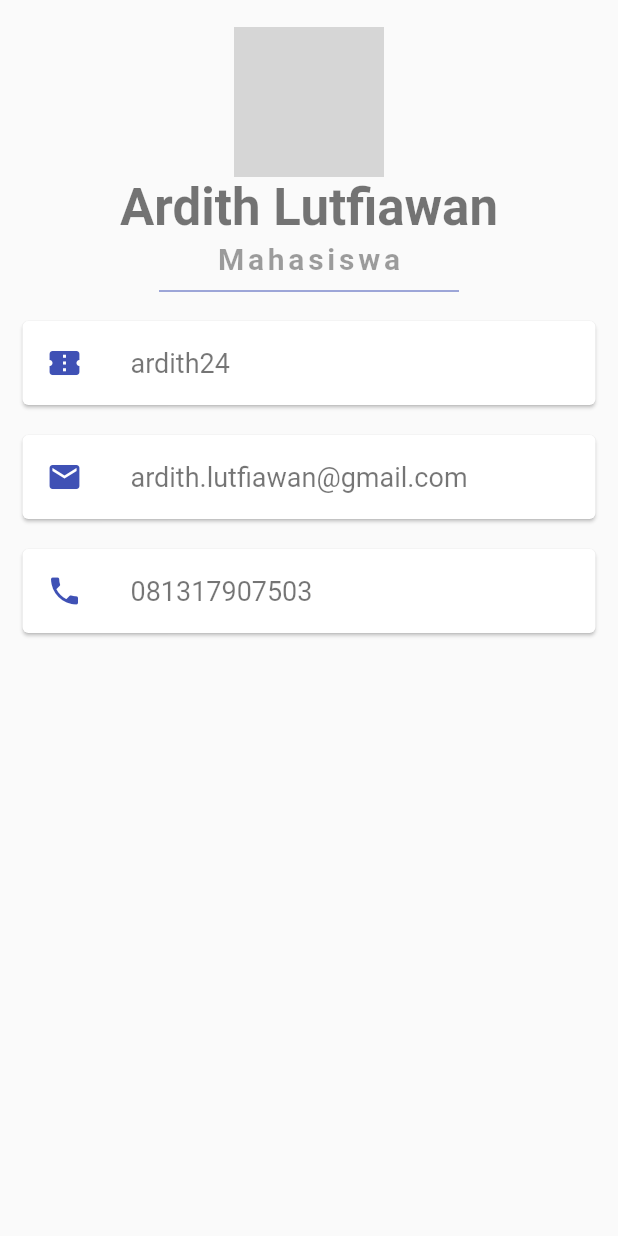
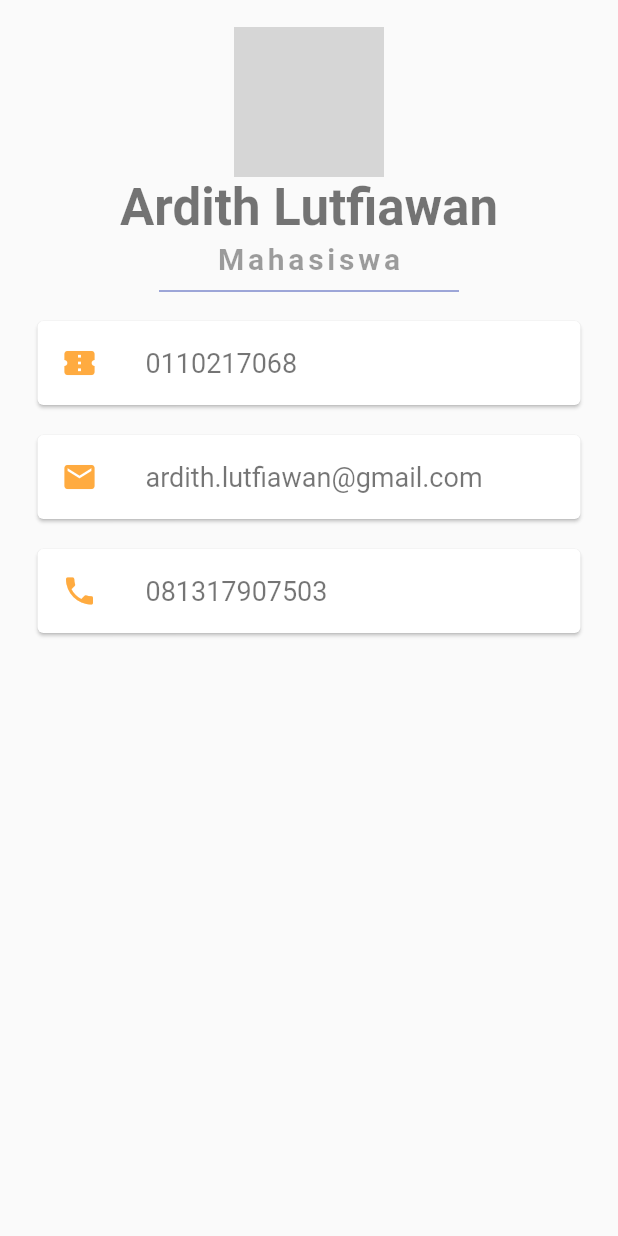
Before and after one commit to ardithlutf/mobile_student_sttnf, a Flutter app: the ProfilePage screen opened directly, on a phone screen of 412 x 824 dp. Run offline on Flutter 3.47's test engine with Material 2 defaults, Android fonts, the phone set to English and light mode, and no system bars; our stand-ins replace bloc, bottom_navy_bar, carousel_slider, date_time_picker, flutter_bloc, flutter_speed_dial and 2 more; missing offline and left inert: expansion_card, google_map_location_picker; network calls fail; grey boxes are pictures that could not be loaded.

```diff
--- a/lib/screens/dashboard_page.dart
+++ b/lib/screens/dashboard_page.dart
@@ -5,6 +5,7 @@ import 'package:mobile_student_sttnf/screens/jadwal_page.dart';
 import 'package:mobile_student_sttnf/screens/home_page.dart';
 import 'package:mobile_student_sttnf/screens/login_page.dart';
 import 'package:mobile_student_sttnf/screens/mk_page.dart';
+import 'package:mobile_student_sttnf/screens/pengumuman_page.dart';
 import 'package:mobile_student_sttnf/screens/profile_page.dart';
 
 class DashboardPage extends StatefulWidget {
@@ -67,6 +68,8 @@ class _DashboardPageState extends State<DashboardPage> {
             ListTile(
               leading: Icon(Icons.notifications_none),
               title: Text('Pengumuman'),
+              onTap: () => Navigator.of(context).push(MaterialPageRoute(
+                  builder: (BuildContext context) => PengumumanPage())),
             ),
             ListTile(
               leading: Icon(Icons.book),
--- a/lib/screens/home_page.dart
+++ b/lib/screens/home_page.dart
@@ -144,8 +144,8 @@ class _HomePageState extends State<HomePage> {
                   ),
                   subtitle: Text("Pemrograman Web",
                       style: TextStyle(color: Colors.black)),
-                  trailing: Icon(Icons.keyboard_arrow_right,
-                      color: Colors.black, size: 30.0)),
+                  trailing: Text("12 Nov",
+                      style: TextStyle(color: Colors.black)),),
             ),
             Padding(padding: EdgeInsets.only(top: 20))
           ],
--- a/lib/screens/login_page.dart
+++ b/lib/screens/login_page.dart
@@ -69,7 +69,7 @@ class LoginPage extends StatelessWidget {
                         ),
                         color: _isButtonPressed
                             ? Colors.white
-                            : Colors.indigoAccent,
+                            : Colors.orangeAccent,
                       )
                     ],
                   ),
--- a/lib/screens/mk_page.dart
+++ b/lib/screens/mk_page.dart
@@ -87,7 +87,7 @@ class MKPage extends StatelessWidget {
                       child: Icon(Icons.book, color: Colors.indigo),
                     ),
                     title: Text(
-                      "Basis Data III",
+                      "Basis Data II",
                       style: TextStyle(
                           color: Colors.black, fontWeight: FontWeight.bold),
                     ),
--- a/lib/screens/profile_page.dart
+++ b/lib/screens/profile_page.dart
@@ -1,5 +1,12 @@
 import 'package:flutter/material.dart';
 import 'package:mobile_student_sttnf/widgets/circle_avatar.dart';
+import 'package:mobile_student_sttnf/widgets/profile_card.dart';
+
+String nama = 'Ardith Lutfiawan';
+String role = 'Mahasiswa';
+String username = '0110217068';
+String email = 'ardith.lutfiawan@gmail.com';
+String noHp = '081317907503';
 
 class ProfilePage extends StatefulWidget {
   @override
@@ -37,51 +44,9 @@ class _ProfilePageState extends State<ProfilePage> {
                     color: Colors.indigo,
                   ),
                 ),
-                Card(
-                  margin:
-                      EdgeInsets.symmetric(vertical: 10.0, horizontal: 15.0),
-                  color: Colors.white,
-                  child: ListTile(
-                    leading: Icon(
-                      Icons.confirmation_number,
-                      color: Colors.indigo,
-                    ),
-                    title: Text(
-                      'ardith24',
-                      style: TextStyle(color: Colors.black54, fontSize: 18),
-                    ),
-                  ),
-                ),
-                Card(
-                  margin:
-                      EdgeInsets.symmetric(vertical: 10.0, horizontal: 15.0),
-                  color: Colors.white,
-                  child: ListTile(
-                    leading: Icon(
-                      Icons.email,
-                      color: Colors.indigo,
-                    ),
-                    title: Text(
-                      'ardith.lutfiawan@gmail.com',
-                      style: TextStyle(color: Colors.black54, fontSize: 18),
-                    ),
-                  ),
-                ),
-                Card(
-                  margin:
-                      EdgeInsets.symmetric(vertical: 10.0, horizontal: 15.0),
-                  color: Colors.white,
-                  child: ListTile(
-                    leading: Icon(
-                      Icons.phone,
-                      color: Colors.indigo,
-                    ),
-                    title: Text(
-                      '081317907503',
-                      style: TextStyle(color: Colors.black54, fontSize: 18),
-                    ),
-                  ),
-                ),
+                ProfileCard(field: username, icon: Icons.confirmation_number),
+                ProfileCard(field: email, icon: Icons.email),
+                ProfileCard(field: noHp, icon: Icons.phone),
               ],
             ),
           ),
--- /dev/null
+++ b/lib/widgets/profile_card.dart
@@ -0,0 +1,26 @@
+import 'package:flutter/material.dart';
+
+class ProfileCard extends StatelessWidget {
+  final String field;
+  final IconData icon;
+
+  ProfileCard({@required this.field, @required this.icon});
+
+  @override
+  Widget build(BuildContext context) {
+    return Card(
+      margin: EdgeInsets.symmetric(vertical: 10.0, horizontal: 25.0),
+      color: Colors.white,
+      child: ListTile(
+        leading: Icon(
+          icon,
+          color: Colors.orangeAccent,
+        ),
+        title: Text(
+          field,
+          style: TextStyle(color: Colors.black54, fontSize: 18),
+        ),
+      ),
+    );
+  }
+}
```
Also changed, not shown: lib/screens/pengumuman_page.dart (added, +60 -0 lines).
